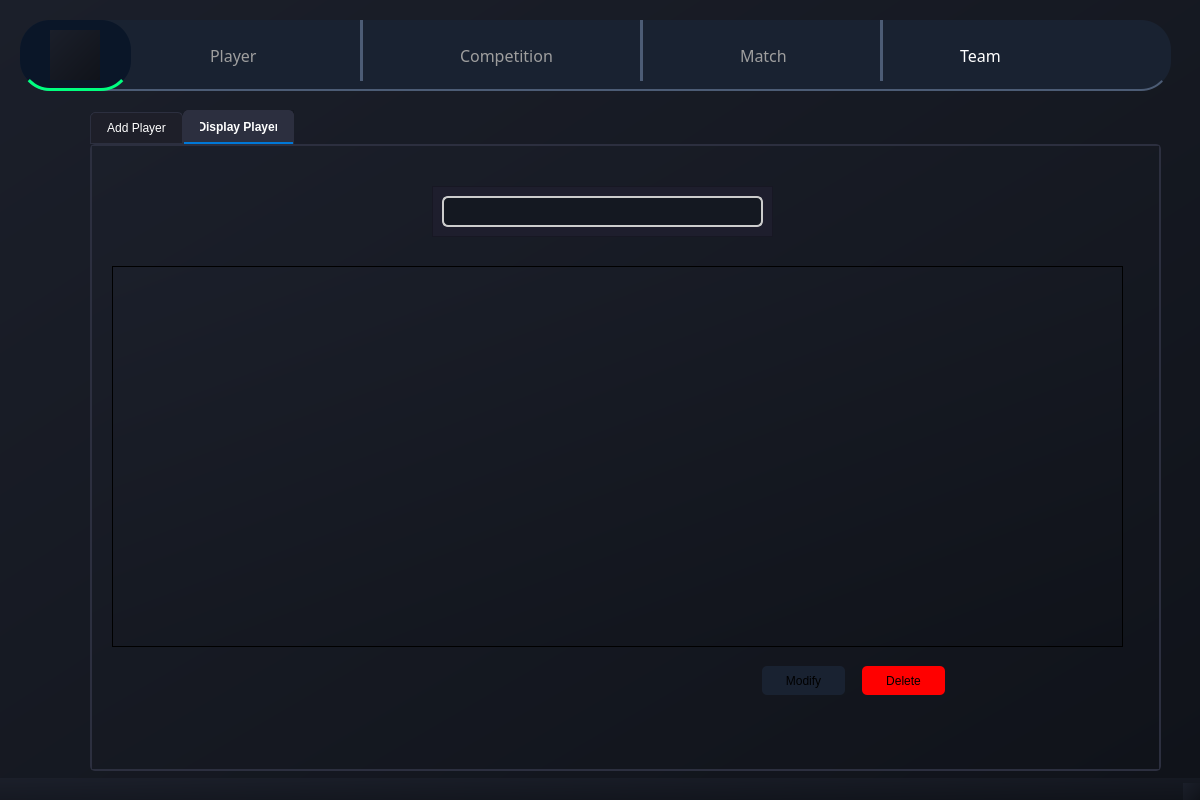
First picture: the form in JoueurQ/mainwindow.ui, repository Azer-khadhraoui/ALDAWRY-FOOTBALL, before the edit.
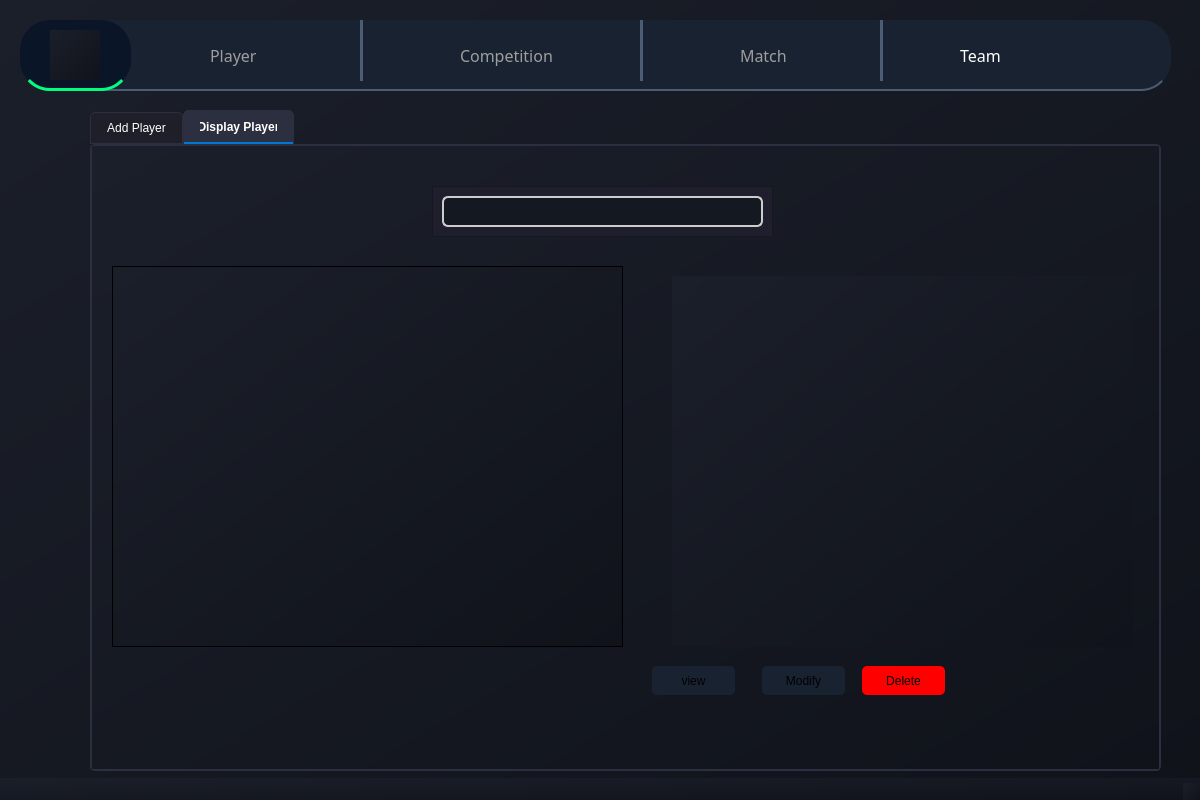
Second picture: the form after the edit. The open tabs and pages were chosen to show the change. Icons and pictures are not drawn.

Commit message: Add view details button and update UI layout

Patch:
```diff
--- a/JoueurQ/mainwindow.ui
+++ b/JoueurQ/mainwindow.ui
@@ -642,11 +642,39 @@
        <rect>
         <x>20</x>
         <y>120</y>
-        <width>1011</width>
+        <width>511</width>
         <height>381</height>
        </rect>
       </property>
      </widget>
+     <widget class="QPushButton" name="buttonViewDetails">
+      <property name="geometry">
+       <rect>
+        <x>560</x>
+        <y>520</y>
+        <width>83</width>
+        <height>29</height>
+       </rect>
+      </property>
+      <property name="styleSheet">
+       <string notr="true">background-color: #192231;
+border-radius: 5px ;</string>
+      </property>
+      <property name="text">
+       <string>view</string>
+      </property>
+     </widget>
+     <widget class="QFrame" name="formFrame">
+      <property name="geometry">
+       <rect>
+        <x>580</x>
+        <y>130</y>
+        <width>461</width>
+        <height>371</height>
+       </rect>
+      </property>
+      <layout class="QFormLayout" name="formLayout"/>
+     </widget>
     </widget>
    </widget>
   </widget>
```
Left out of the diff: 2 changed lines with no effect on the pictures. The commit also changes 2 other files.
